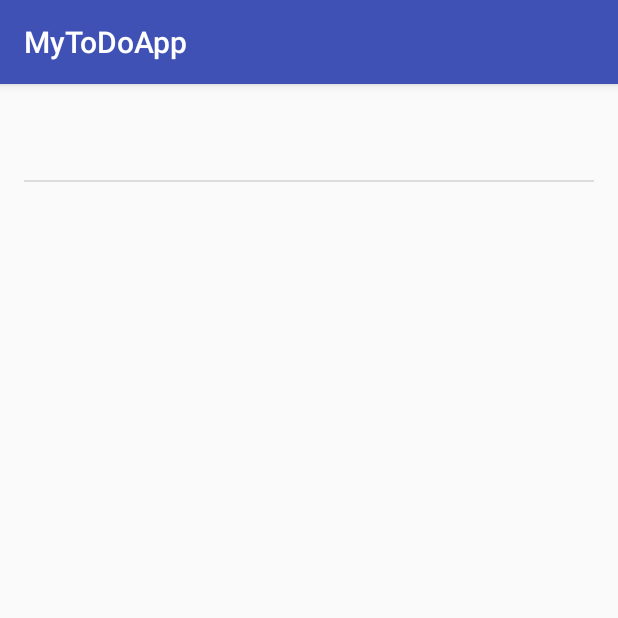
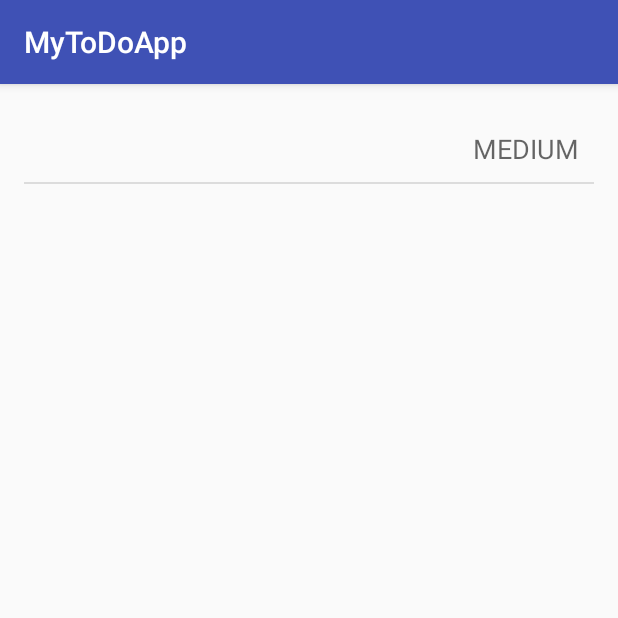
Before and after one commit to minhkhang1795/MyToDoApp, an Android app: the screen it shows after launch (MainActivity), after a tap on "ADD", on a phone screen of 412 x 824 dp, the top half of it. Run offline under Robolectric (Android 15) with nearby library versions, the light colour scheme and no system bars.

Commit message:
Custom adapter
Improve style of the todo items in the list using a custom adapter

```diff
--- /dev/null
+++ b/app/src/main/java/com/khangvu/mytodoapp/CustomToDoItemAdapter.java
@@ -0,0 +1,37 @@
+package com.khangvu.mytodoapp;
+
+import android.content.Context;
+import android.view.LayoutInflater;
+import android.view.View;
+import android.view.ViewGroup;
+import android.widget.ArrayAdapter;
+import android.widget.TextView;
+
+import java.util.ArrayList;
+
+/**
+ * Created by duyvu on 2/18/16.
+ */
+public class CustomToDoItemAdapter extends ArrayAdapter<ToDoItem> {
+    public CustomToDoItemAdapter(Context context, ArrayList<ToDoItem> toDoItems) {
+        super(context, 0, toDoItems);
+    }
+
+    @Override
+    public View getView(int position, View convertView, ViewGroup parent) {
+        // Get the data item for this position
+        ToDoItem ToDoItem = getItem(position);
+        // Check if an existing view is being reused, otherwise inflate the view
+        if (convertView == null) {
+            convertView = LayoutInflater.from(getContext()).inflate(R.layout.to_do_item, parent, false);
+        }
+        // Lookup view for data population
+        TextView tvName = (TextView) convertView.findViewById(R.id.tvName);
+        TextView tvHome = (TextView) convertView.findViewById(R.id.tvPriority);
+        // Populate the data into the template view using the data object
+        tvName.setText(ToDoItem.name);
+        tvHome.setText(ToDoItem.priority);
+        // Return the completed view to render on screen
+        return convertView;
+    }
+}
--- a/app/src/main/java/com/khangvu/mytodoapp/MainActivity.java
+++ b/app/src/main/java/com/khangvu/mytodoapp/MainActivity.java
@@ -18,8 +18,9 @@ import java.util.ArrayList;
 
 public class MainActivity extends AppCompatActivity {
 
-    ArrayList<String> todoItems;
-    ArrayAdapter<String> aToDoAdapter;
+    ArrayList<ToDoItem> todoItems;
+    ArrayAdapter<ToDoItem> customAdapter;
+//    ArrayAdapter<String> aToDoAdapter;
     ListView lvItems;
     EditText edEditText;
     private final int REQUEST_CODE = 20;
@@ -30,13 +31,13 @@ public class MainActivity extends AppCompatActivity {
         setContentView(R.layout.activity_main);
         populateArrayItems();
         lvItems = (ListView) findViewById(R.id.lvItems);
-        lvItems.setAdapter(aToDoAdapter);
+        lvItems.setAdapter(customAdapter);
         edEditText = (EditText) findViewById(R.id.etEditText);
         lvItems.setOnItemLongClickListener(new AdapterView.OnItemLongClickListener() {
             @Override
             public boolean onItemLongClick(AdapterView<?> adapterView, View view, int i, long l) {
                 todoItems.remove(i);
-                aToDoAdapter.notifyDataSetChanged();
+                customAdapter.notifyDataSetChanged();
                 writeItems();
                 return true;
             }
@@ -44,7 +45,8 @@ public class MainActivity extends AppCompatActivity {
         lvItems.setOnItemClickListener(new AdapterView.OnItemClickListener() {
             @Override
             public void onItemClick(AdapterView<?> adapterView, View view, int i, long l) {
-                launchEditItemView(todoItems.get(i).toString(), i);
+                String itemContent = todoItems.get(i).name.toString();
+                launchEditItemView(itemContent, i);
             }
         });
     }
@@ -57,8 +59,10 @@ public class MainActivity extends AppCompatActivity {
             String itemContent = data.getExtras().getString("item_content");
             int index = data.getExtras().getInt("index", 0);
             todoItems.remove(index);
-            todoItems.add(index, itemContent);
-            aToDoAdapter.notifyDataSetChanged();
+
+            ToDoItem tempItem = new ToDoItem(itemContent, "MEDIUM");
+            todoItems.add(index, tempItem);
+            customAdapter.notifyDataSetChanged();
             writeItems();
             // Toast the name to display temporarily on screen
             Toast.makeText(this, String.valueOf(index), Toast.LENGTH_SHORT).show();
@@ -67,7 +71,8 @@ public class MainActivity extends AppCompatActivity {
 
     public void populateArrayItems() {
         readItems();
-        aToDoAdapter = new ArrayAdapter<String>(this, android.R.layout.simple_list_item_1, todoItems);
+//        aToDoAdapter = new ArrayAdapter<String>(this, android.R.layout.simple_list_item_1, todoItems);
+        customAdapter = new CustomToDoItemAdapter(this, todoItems);
     }
 
     public void launchEditItemView(String itemContent, int index) {
@@ -82,24 +87,34 @@ public class MainActivity extends AppCompatActivity {
         File filesDir = getFilesDir();
         File file = new File(filesDir, "todo.txt");
         try {
-            todoItems = new ArrayList<String>(FileUtils.readLines(file));
+            todoItems = new ArrayList<ToDoItem>();
+            ArrayList<String> items =  new ArrayList<String>(FileUtils.readLines(file));
+            for (int i = 0; i < items.size(); i++) {
+                ToDoItem tempItem = new ToDoItem(items.get(i).toString(), "MEDIUM");
+                todoItems.add(tempItem);
+            }
         } catch(IOException e) {
-            todoItems = new ArrayList<String>();
+            todoItems = new ArrayList<ToDoItem>();
         }
     }
 
     private void writeItems() {
         File filesDir = getFilesDir();
         File file = new File(filesDir, "todo.txt");
+        ArrayList<String> items =  new ArrayList<String>();
+        for (int i = 0; i < todoItems.size(); i++) {
+            items.add(i, todoItems.get(i).name.toString());
+        }
         try {
-            FileUtils.writeLines(file, todoItems);
+            FileUtils.writeLines(file, items);
         } catch(IOException e) {
             e.printStackTrace();
         }
     }
 
     public void onAddItem(View view) {
-        aToDoAdapter.add(edEditText.getText().toString());
+        ToDoItem tempItem = new ToDoItem(edEditText.getText().toString(), "MEDIUM");
+        todoItems.add(tempItem);
         edEditText.setText("");
         writeItems();
     }
--- /dev/null
+++ b/app/src/main/java/com/khangvu/mytodoapp/ToDoItem.java
@@ -0,0 +1,22 @@
+package com.khangvu.mytodoapp;
+
+/**
+ * Created by duyvu on 2/18/16.
+ */
+public class ToDoItem {
+    public String name;
+    public String priority;
+
+    public ToDoItem(String name, String priority) {
+        this.name = name;
+        this.priority = priority;
+    }
+
+//    public static ArrayList<User> getUsers() {
+//        ArrayList<User> users = new ArrayList<User>();
+//        users.add(new User("Harry", "San Diego"));
+//        users.add(new User("Marla", "San Francisco"));
+//        users.add(new User("Sarah", "San Marco"));
+//        return users;
+//    }
+}
--- /dev/null
+++ b/app/src/main/res/layout/to_do_item.xml
@@ -0,0 +1,29 @@
+<?xml version="1.0" encoding="utf-8"?>
+<RelativeLayout xmlns:android="http://schemas.android.com/apk/res/android"
+    android:layout_width="match_parent"
+    android:layout_height="match_parent"
+    android:padding="10dp"
+    >
+
+    <TextView
+        android:id="@+id/tvName"
+        android:layout_alignParentLeft="true"
+        android:layout_alignParentTop="true"
+        android:layout_width="wrap_content"
+        android:layout_height="wrap_content"
+        android:paddingLeft="10dp"
+        android:paddingRight="6dp"
+        android:text="Buy a car"
+        android:textAppearance="?android:attr/textAppearanceLarge" />
+
+    <TextView
+        android:id="@+id/tvPriority"
+        android:layout_alignParentRight="true"
+        android:layout_width="wrap_content"
+        android:layout_height="wrap_content"
+        android:layout_alignBottom="@+id/tvName"
+        android:text="MEDIUM"
+        android:textAppearance="?android:attr/textAppearanceMedium" />
+
+
+</RelativeLayout>
```
